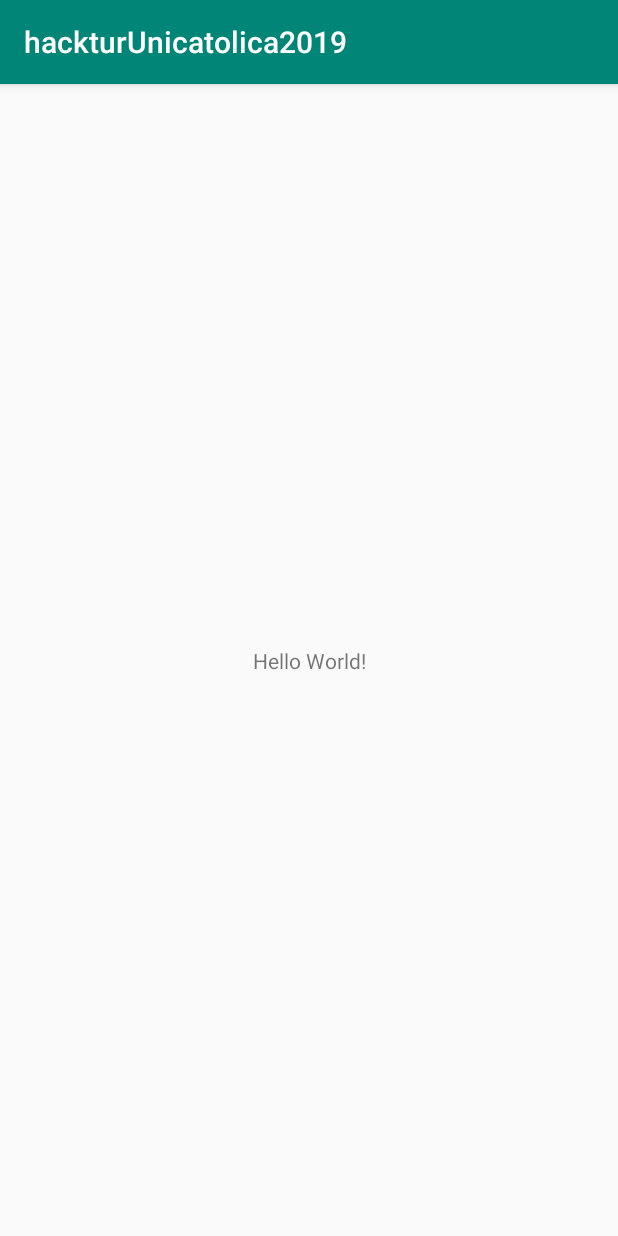
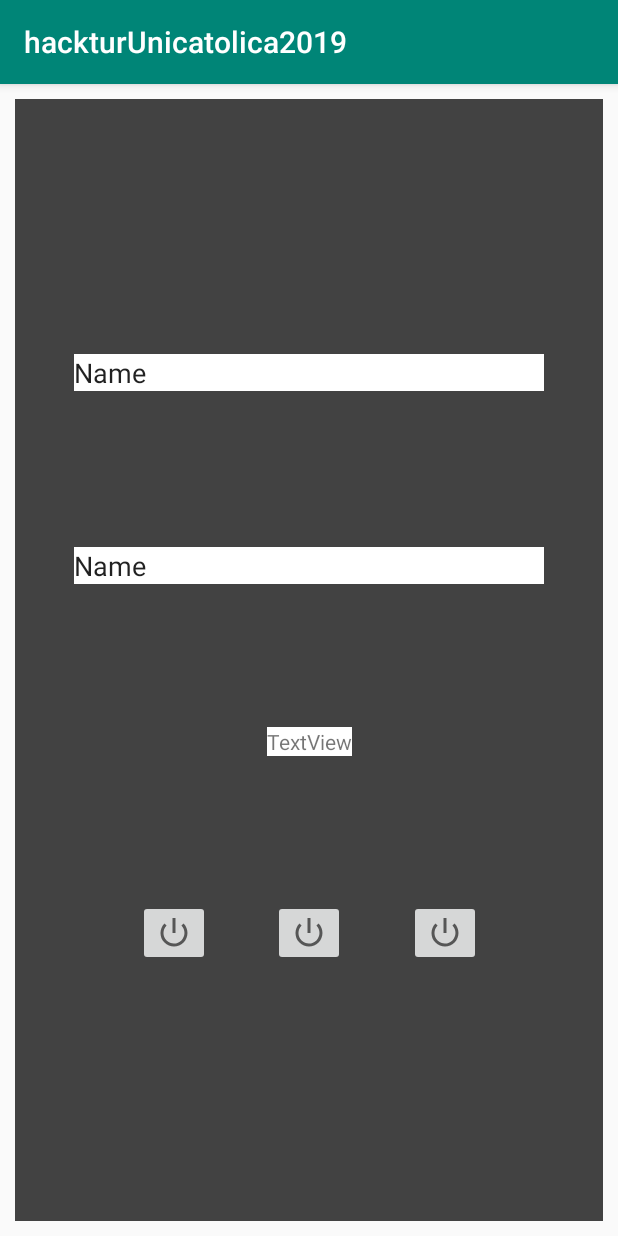
Before and after one commit to pedrohsantana1/hackturUnicatolica2019, an Android app: the screen it shows after launch (MainActivity), on a phone screen of 412 x 824 dp. Run offline under Robolectric (Android 15) with nearby library versions, the phone set to English and light mode, and no system bars.

Commit message:
feat: add navigation graph com  layout rascunho

```diff
--- a/app/build.gradle
+++ b/app/build.gradle
@@ -31,11 +31,12 @@ dependencies {
     implementation 'androidx.appcompat:appcompat:1.1.0'
     implementation 'androidx.core:core-ktx:1.1.0'
     implementation 'androidx.constraintlayout:constraintlayout:1.1.3'
+    implementation 'androidx.legacy:legacy-support-v4:1.0.0'
     testImplementation 'junit:junit:4.12'
     androidTestImplementation 'androidx.test.ext:junit:1.1.1'
     androidTestImplementation 'androidx.test.espresso:espresso-core:3.2.0'
     implementation 'android.arch.persistence.room:runtime:1.1.1'
-    kapt  "android.arch.persistence.room:compiler:1.1.1"
+    kapt "android.arch.persistence.room:compiler:1.1.1"
     implementation 'android.arch.navigation:navigation-fragment-ktx:1.0.0'
     implementation 'android.arch.navigation:navigation-ui-ktx:1.0.0'
     implementation 'androidx.lifecycle:lifecycle-extensions:2.1.0'
--- /dev/null
+++ b/app/src/main/java/teste/m/hackturunicatolica2019/views/fragment/FragmentCadastroUser.kt
@@ -0,0 +1,23 @@
+package teste.m.hackturunicatolica2019.views.fragment
+
+import android.os.Bundle
+import androidx.fragment.app.Fragment
+import android.view.LayoutInflater
+import android.view.View
+import android.view.ViewGroup
+
+import teste.m.hackturunicatolica2019.R
+
+
+class FragmentCadastroUser : Fragment() {
+
+
+    override fun onCreateView(
+        inflater: LayoutInflater, container: ViewGroup?,
+        savedInstanceState: Bundle?
+    ): View? {
+        // Inflate the layout for this fragment
+        return inflater.inflate(R.layout.fragment_fragment_cadastro_user, container, false)
+    }
+
+}
--- /dev/null
+++ b/app/src/main/java/teste/m/hackturunicatolica2019/views/fragment/FragmentLogin.kt
@@ -0,0 +1,23 @@
+package teste.m.hackturunicatolica2019.views.fragment
+
+import android.content.Context
+import android.net.Uri
+import android.os.Bundle
+import androidx.fragment.app.Fragment
+import android.view.LayoutInflater
+import android.view.View
+import android.view.ViewGroup
+
+import teste.m.hackturunicatolica2019.R
+
+class FragmentLogin : Fragment() {
+
+    override fun onCreateView(
+        inflater: LayoutInflater, container: ViewGroup?,
+        savedInstanceState: Bundle?
+    ): View? {
+        // Inflate the layout for this fragment
+        return inflater.inflate(R.layout.fragment_splash, container, false)
+    }
+
+}
--- a/app/src/main/res/layout/activity_main.xml
+++ b/app/src/main/res/layout/activity_main.xml
@@ -6,13 +6,14 @@
     android:layout_height="match_parent"
     tools:context=".views.activity.MainActivity">
 
-    <TextView
-        android:layout_width="wrap_content"
-        android:layout_height="wrap_content"
-        android:text="Hello World!"
-        app:layout_constraintBottom_toBottomOf="parent"
-        app:layout_constraintLeft_toLeftOf="parent"
-        app:layout_constraintRight_toRightOf="parent"
-        app:layout_constraintTop_toTopOf="parent" />
+    <fragment
+        android:name="androidx.navigation.fragment.NavHostFragment"
+        android:layout_width="match_parent"
+
+        android:layout_height="match_parent" app:navGraph="@navigation/navigation_graph" app:defaultNavHost="true"
+        android:id="@+id/fragment2" app:layout_constraintStart_toStartOf="parent"
+        app:layout_constraintEnd_toEndOf="parent" app:layout_constraintBottom_toBottomOf="parent"
+        app:layout_constraintTop_toTopOf="parent" android:layout_marginEnd="10dp"
+        android:layout_marginStart="10dp" android:layout_marginTop="10dp" android:layout_marginBottom="10dp"/>
 
 </androidx.constraintlayout.widget.ConstraintLayout>
--- /dev/null
+++ b/app/src/main/res/layout/fragment_fragment_cadastro_user.xml
@@ -0,0 +1,14 @@
+<?xml version="1.0" encoding="utf-8"?>
+<FrameLayout xmlns:android="http://schemas.android.com/apk/res/android"
+    xmlns:tools="http://schemas.android.com/tools"
+    android:layout_width="match_parent"
+    android:layout_height="match_parent"
+    tools:context=".views.fragment.FragmentCadastroUser">
+
+    <!-- TODO: Update blank fragment layout -->
+    <TextView
+        android:layout_width="match_parent"
+        android:layout_height="match_parent"
+        android:text="@string/hello_blank_fragment" />
+
+</FrameLayout>
--- /dev/null
+++ b/app/src/main/res/layout/fragment_splash.xml
@@ -0,0 +1,111 @@
+<?xml version="1.0" encoding="utf-8"?>
+<androidx.constraintlayout.widget.ConstraintLayout xmlns:android="http://schemas.android.com/apk/res/android"
+    xmlns:app="http://schemas.android.com/apk/res-auto"
+    xmlns:tools="http://schemas.android.com/tools"
+    android:layout_width="match_parent"
+    android:background="@color/cardview_dark_background"
+    android:layout_height="match_parent"
+    tools:context=".views.fragment.FragmentLogin">
+
+
+    <EditText
+        android:id="@+id/editText"
+        android:layout_width="0dp"
+        android:layout_height="wrap_content"
+        android:ems="10"
+        android:inputType="textPersonName"
+        android:text="Name"
+        android:background="@color/branco"
+        app:layout_constraintBottom_toTopOf="@+id/editText2"
+        app:layout_constraintEnd_toStartOf="@+id/guideline2"
+        app:layout_constraintStart_toStartOf="@+id/guideline"
+        app:layout_constraintTop_toTopOf="@+id/guideline3"
+        app:layout_constraintVertical_bias="0.49"
+        app:layout_constraintVertical_chainStyle="spread" />
+
+    <EditText
+        android:id="@+id/editText2"
+        android:layout_width="0dp"
+        android:layout_height="wrap_content"
+        android:layout_marginTop="8dp"
+        android:ems="10"
+        android:background="@color/branco"
+        android:inputType="textPersonName"
+        android:text="Name"
+        app:layout_constraintBottom_toTopOf="@+id/textView"
+        app:layout_constraintEnd_toStartOf="@+id/guideline2"
+        app:layout_constraintStart_toStartOf="@+id/guideline"
+        app:layout_constraintTop_toBottomOf="@+id/editText" />
+
+    <TextView
+        android:id="@+id/textView"
+        android:layout_width="wrap_content"
+        android:layout_height="wrap_content"
+        android:text="TextView"
+        android:background="@color/branco"
+        app:layout_constraintBottom_toTopOf="@+id/imageButton2"
+        app:layout_constraintEnd_toStartOf="@+id/guideline2"
+        app:layout_constraintStart_toStartOf="@+id/guideline"
+        app:layout_constraintTop_toBottomOf="@+id/editText2" />
+
+    <ImageButton
+        android:id="@+id/imageButton"
+        android:layout_width="wrap_content"
+        android:layout_height="wrap_content"
+        android:src="@android:drawable/ic_lock_power_off"
+        app:layout_constraintBottom_toBottomOf="@+id/imageButton2"
+        app:layout_constraintEnd_toStartOf="@+id/imageButton2"
+        app:layout_constraintHorizontal_bias="0.5"
+        app:layout_constraintStart_toStartOf="@+id/guideline"
+        app:layout_constraintTop_toTopOf="@+id/imageButton2" />
+
+    <ImageButton
+        android:id="@+id/imageButton2"
+        android:layout_width="wrap_content"
+        android:layout_height="wrap_content"
+        android:src="@android:drawable/ic_lock_power_off"
+        app:layout_constraintBottom_toTopOf="@+id/guideline4"
+        app:layout_constraintEnd_toStartOf="@+id/imageButton3"
+        app:layout_constraintHorizontal_bias="0.5"
+        app:layout_constraintStart_toEndOf="@+id/imageButton"
+        app:layout_constraintTop_toBottomOf="@+id/textView" />
+
+    <ImageButton
+        android:id="@+id/imageButton3"
+        android:layout_width="wrap_content"
+        android:layout_height="wrap_content"
+        android:src="@android:drawable/ic_lock_power_off"
+        app:layout_constraintBottom_toBottomOf="@+id/imageButton2"
+        app:layout_constraintEnd_toStartOf="@+id/guideline2"
+        app:layout_constraintHorizontal_bias="0.5"
+        app:layout_constraintStart_toEndOf="@+id/imageButton2"
+        app:layout_constraintTop_toTopOf="@+id/imageButton2" />
+
+    <androidx.constraintlayout.widget.Guideline
+        android:id="@+id/guideline"
+        android:layout_width="wrap_content"
+        android:layout_height="wrap_content"
+        android:orientation="vertical"
+        app:layout_constraintGuide_percent="0.1" />
+
+    <androidx.constraintlayout.widget.Guideline
+        android:id="@+id/guideline2"
+        android:layout_width="wrap_content"
+        android:layout_height="wrap_content"
+        android:orientation="vertical"
+        app:layout_constraintGuide_percent="0.9" />
+
+    <androidx.constraintlayout.widget.Guideline
+        android:id="@+id/guideline3"
+        android:layout_width="wrap_content"
+        android:layout_height="wrap_content"
+        android:orientation="horizontal"
+        app:layout_constraintGuide_percent="0.10" />
+
+    <androidx.constraintlayout.widget.Guideline
+        android:id="@+id/guideline4"
+        android:layout_width="wrap_content"
+        android:layout_height="wrap_content"
+        android:orientation="horizontal"
+        app:layout_constraintGuide_percent="0.9" />
+</androidx.constraintlayout.widget.ConstraintLayout>
--- /dev/null
+++ b/app/src/main/res/navigation/navigation_graph.xml
@@ -0,0 +1,22 @@
+<?xml version="1.0" encoding="utf-8"?>
+<navigation xmlns:android="http://schemas.android.com/apk/res/android"
+    xmlns:app="http://schemas.android.com/apk/res-auto"
+    xmlns:tools="http://schemas.android.com/tools"
+    android:id="@+id/navigation_graph"
+    app:startDestination="@id/fragmentLogin">
+
+    <fragment
+        android:id="@+id/fragmentLogin"
+        android:name="teste.m.hackturunicatolica2019.views.fragment.FragmentLogin"
+        android:label="fragment_splash"
+        tools:layout="@layout/fragment_splash" >
+        <action
+            android:id="@+id/action_fragmentLogin_to_fragmentCadastroUser"
+            app:destination="@id/fragmentCadastroUser" />
+    </fragment>
+    <fragment
+        android:id="@+id/fragmentCadastroUser"
+        android:name="teste.m.hackturunicatolica2019.views.fragment.FragmentCadastroUser"
+        android:label="fragment_fragment_cadastro_user"
+        tools:layout="@layout/fragment_fragment_cadastro_user" />
+</navigation>
--- a/app/src/main/res/values/colors.xml
+++ b/app/src/main/res/values/colors.xml
@@ -3,4 +3,5 @@
     <color name="colorPrimary">#008577</color>
     <color name="colorPrimaryDark">#00574B</color>
     <color name="colorAccent">#D81B60</color>
+    <color name="branco">#FFFF</color>
 </resources>
--- a/app/src/main/res/values/strings.xml
+++ b/app/src/main/res/values/strings.xml
@@ -1,3 +1,6 @@
 <resources>
     <string name="app_name">hackturUnicatolica2019</string>
+
+    <!-- TODO: Remove or change this placeholder text -->
+    <string name="hello_blank_fragment">Hello blank fragment</string>
 </resources>
```
